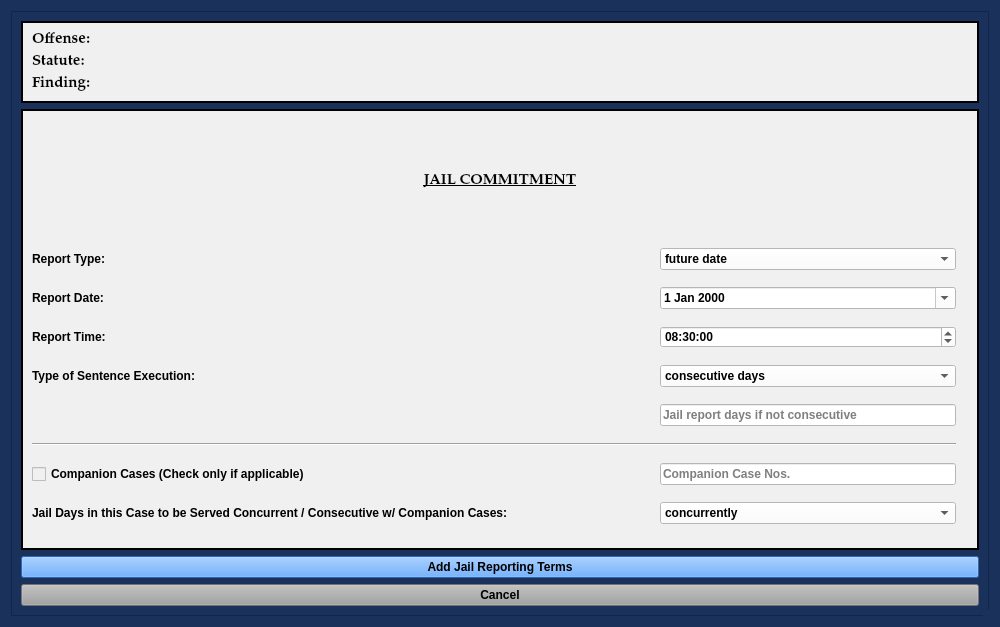
HunterProgram22/MuniEntry, file package/views/ui/AddJailOnlyDialog.ui: the form before one commit.
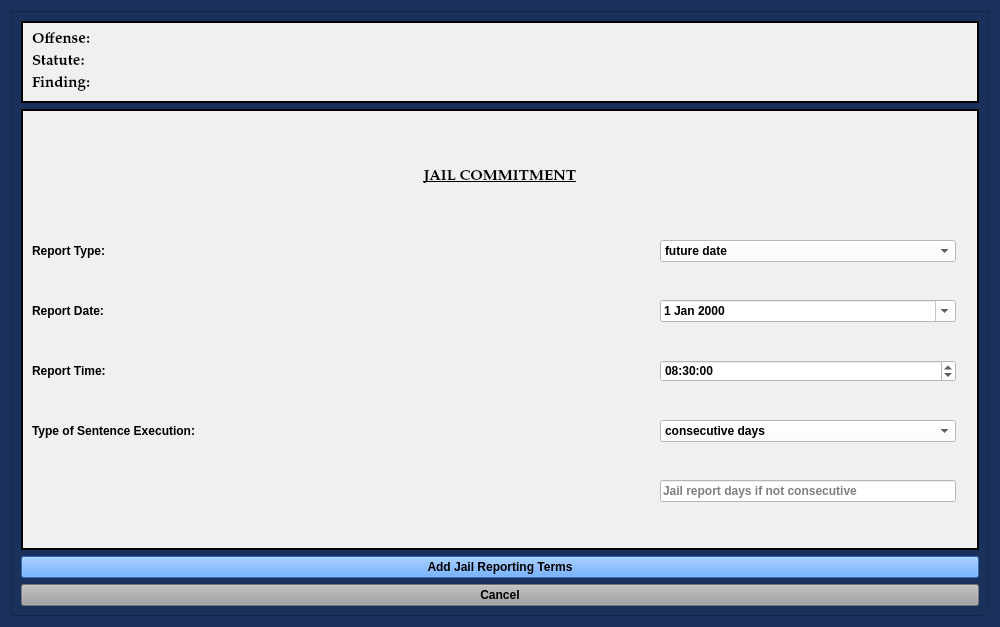
The form after the commit.

Commit message:
Refactored Jail Time UI and added companion cases.
Jail terms starting to work and open template.

Created test_jail_time.py file.

Adding tests.

Updated Jail UI

Added test for total jail time

Added tests to fail for jail after moving totals to jail_terms.

Total jail time is updating per tests.

Updated template jail days working.

Updated controller and view to transfer companion case info.

Updated template for other case jail days.

Updated UI for Jail.

Fixed jail days for fine plea.

Patch:
```diff
--- a/package/views/ui/AddJailOnlyDialog.ui
+++ b/package/views/ui/AddJailOnlyDialog.ui
@@ -284,7 +284,14 @@
          <property name="lineWidth">
           <number>2</number>
          </property>
-         <layout class="QGridLayout" name="gridLayout_6" rowstretch="2,0,0,0,0,0,0,0,0,0" columnstretch="2,0,0,0">
+         <layout class="QGridLayout" name="gridLayout_6" rowstretch="2,0,0,0,0,0,0" columnstretch="2,0,0,0">
+          <item row="5" column="0">
+           <widget class="QLabel" name="label_11">
+            <property name="text">
+             <string>Type of Sentence Execution:</string>
+            </property>
+           </widget>
+          </item>
           <item row="2" column="0">
            <widget class="QLabel" name="label_10">
             <property name="text">
@@ -292,16 +299,6 @@
             </property>
            </widget>
           </item>
-          <item row="6" column="1">
-           <widget class="QLineEdit" name="jail_report_days_notes_box">
-            <property name="styleSheet">
-             <string notr="true">background-color: rgb(255, 255, 255);</string>
-            </property>
-            <property name="placeholderText">
-             <string>Jail report days if not consecutive</string>
-            </property>
-           </widget>
-          </item>
           <item row="3" column="0">
            <widget class="QLabel" name="report_date_label">
             <property name="text">
@@ -309,6 +306,16 @@
             </property>
            </widget>
           </item>
+          <item row="6" column="1">
+           <widget class="QLineEdit" name="jail_report_days_notes_box">
+            <property name="styleSheet">
+             <string notr="true">background-color: rgb(255, 255, 255);</string>
+            </property>
+            <property name="placeholderText">
+             <string>Jail report days if not consecutive</string>
+            </property>
+           </widget>
+          </item>
           <item row="3" column="1">
            <widget class="QDateEdit" name="report_date_box">
             <property name="styleSheet">
@@ -342,13 +349,6 @@
             </item>
            </widget>
           </item>
-          <item row="7" column="0" colspan="2">
-           <widget class="Line" name="line_5">
-            <property name="orientation">
-             <enum>Qt::Horizontal</enum>
-            </property>
-           </widget>
-          </item>
           <item row="4" column="0">
            <widget class="QLabel" name="report_time_label">
             <property name="text">
@@ -356,23 +356,6 @@
             </property>
            </widget>
           </item>
-          <item row="4" column="1">
-           <widget class="QTimeEdit" name="report_time_box">
-            <property name="styleSheet">
-             <string notr="true">background-color: rgb(255, 255, 255);</string>
-            </property>
-            <property name="dateTime">
-             <datetime>
-              <hour>8</hour>
-              <minute>30</minute>
-              <second>0</second>
-              <year>2000</year>
-              <month>1</month>
-              <day>1</day>
-             </datetime>
-            </property>
-           </widget>
-          </item>
           <item row="5" column="1">
            <widget class="QComboBox" name="jail_sentence_execution_type_box">
             <property name="styleSheet">
@@ -406,7 +389,7 @@
             <property name="maximumSize">
              <size>
               <width>16777215</width>
-              <height>100</height>
+              <height>50</height>
              </size>
             </property>
             <property name="font">
@@ -427,51 +410,20 @@
             </property>
            </widget>
           </item>
-          <item row="9" column="1">
-           <widget class="QComboBox" name="jail_term_type_box">
+          <item row="4" column="1">
+           <widget class="QTimeEdit" name="report_time_box">
             <property name="styleSheet">
              <string notr="true">background-color: rgb(255, 255, 255);</string>
             </property>
-            <item>
-             <property name="text">
-              <string>concurrently</string>
-             </property>
-            </item>
-            <item>
-             <property name="text">
-              <string>consecutively</string>
-             </property>
-            </item>
-           </widget>
-          </item>
-          <item row="9" column="0">
-           <widget class="QLabel" name="consecutive_jail_days_label">
-            <property name="text">
-             <string>Jail Days in this Case to be Served Concurrent / Consecutive w/ Companion Cases:</string>
-            </property>
-           </widget>
-          </item>
-          <item row="8" column="0">
-           <widget class="QCheckBox" name="companion_cases_checkBox">
-            <property name="text">
-             <string>Companion Cases (Check only if applicable)</string>
-            </property>
-           </widget>
-          </item>
-          <item row="5" column="0">
-           <widget class="QLabel" name="label_11">
-            <property name="text">
-             <string>Type of Sentence Execution:</string>
-            </property>
-           </widget>
-          </item>
-          <item row="8" column="1">
-           <widget class="QLineEdit" name="companion_cases_box">
-            <property name="styleSheet">
-             <string notr="true">background-color: rgb(255, 255, 255);</string>
-            </property>
-            <property name="placeholderText">
-             <string>Companion Case Nos.</string>
+            <property name="dateTime">
+             <datetime>
+              <hour>8</hour>
+              <minute>30</minute>
+              <second>0</second>
+              <year>2000</year>
+              <month>1</month>
+              <day>1</day>
+             </datetime>
             </property>
            </widget>
           </item>
```
Left out of the diff: 1 changed line with no effect on the pictures. The commit also changes 23 other files.
